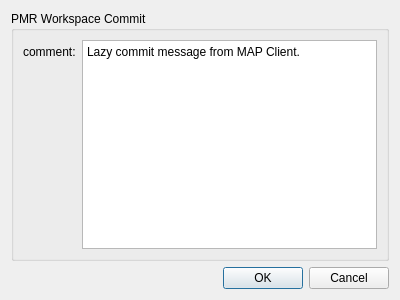
First picture: the form in mapclient/tools/pmr/qt/pmrhgcommitdialog.ui, repository MusculoskeletalAtlasProject/mapclient-archived, before the edit.
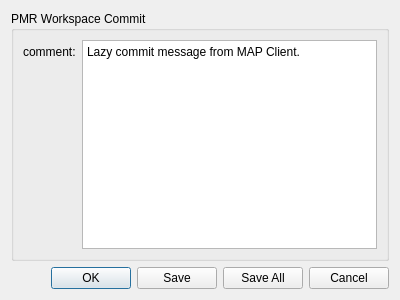
Second picture: the form after the edit.

Commit message: Fix some problems with the PMR commit dialog.  Adding options to skip the commit, commit locally and commit with push to PMR.

```diff
--- a/mapclient/tools/pmr/qt/pmrhgcommitdialog.ui
+++ b/mapclient/tools/pmr/qt/pmrhgcommitdialog.ui
@@ -49,7 +49,7 @@
       <enum>Qt::Horizontal</enum>
      </property>
      <property name="standardButtons">
-      <set>QDialogButtonBox::Cancel|QDialogButtonBox::Ok</set>
+      <set>QDialogButtonBox::Cancel|QDialogButtonBox::Ok|QDialogButtonBox::Save|QDialogButtonBox::SaveAll</set>
      </property>
     </widget>
    </item>
```
The commit also changes 9 other files.
